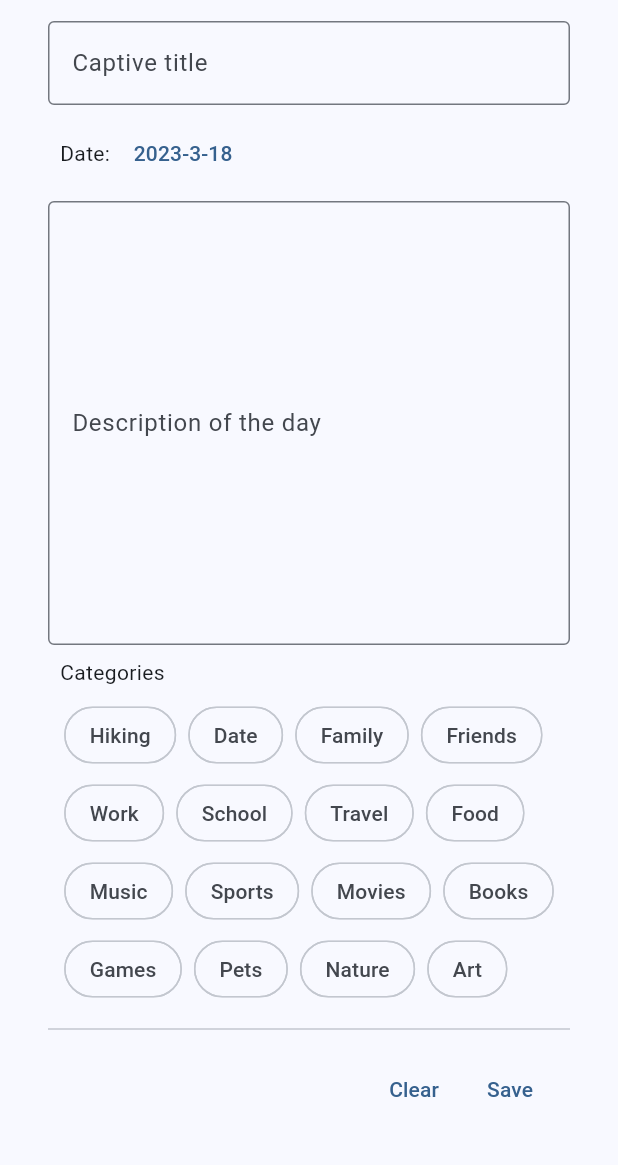
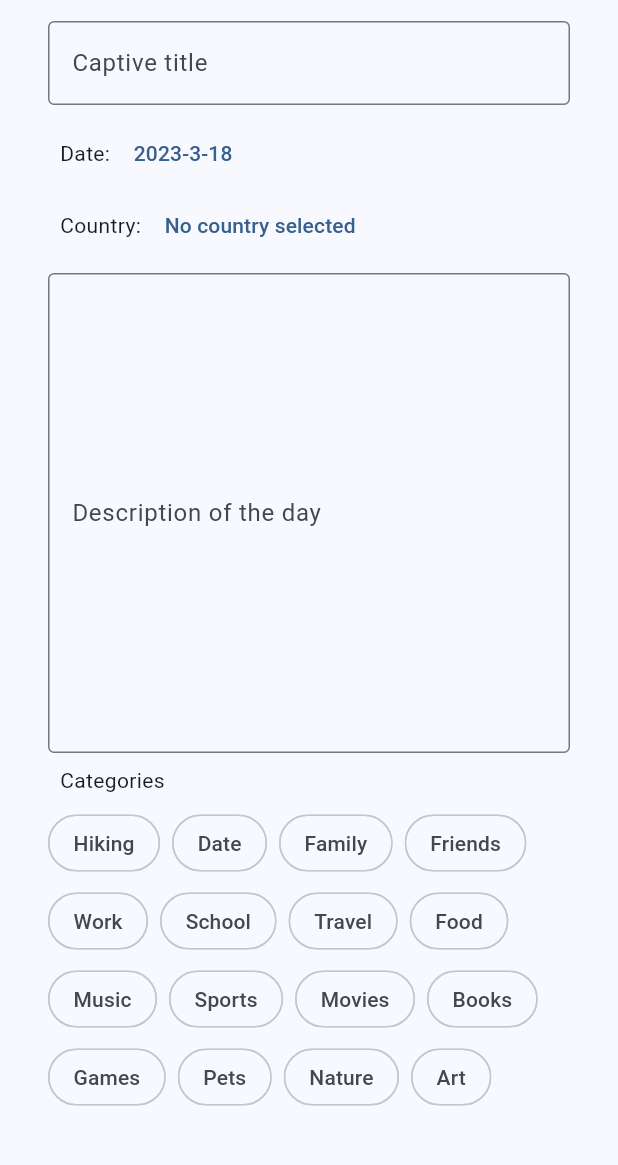
Before and after one commit to anleac/coconut_chronicles, a Flutter app: the screen it shows after launch, on a phone screen of 412 x 824 dp, the part 63-1228 px from its top. Run offline on Flutter 3.47's test engine with Material 2 defaults, Android fonts, the phone set to English and light mode, and no system bars; our stand-ins replace country_picker, package_info_plus, shared_preferences.

Commit message:
Added spike country selector

```diff
--- a/lib/widgets/chronicle_entry.dart
+++ b/lib/widgets/chronicle_entry.dart
@@ -1,5 +1,7 @@
 import 'package:coconut_chronicles/constants/default_constants.dart';
 import 'package:coconut_chronicles/widgets/chip_categories.dart';
+import 'package:coconut_chronicles/widgets/country_selector.dart';
+import 'package:coconut_chronicles/widgets/date_selector.dart';
 import 'package:flutter/material.dart';
 
 class ChronicleEntry extends StatefulWidget {
@@ -14,22 +16,7 @@ class _ChronicleEntryState extends State<ChronicleEntry> {
   final _titleController = TextEditingController();
   final _bodyController = TextEditingController();
   DateTime _selectedDate = DateTime.now();
-
-  _openDatePicker() async {
-    var result = await showDatePicker(
-      context: context,
-      helpText: "Date of memory",
-      initialDate: _selectedDate,
-      firstDate: DateTime(2010),
-      lastDate: DateTime.now().add(const Duration(days: 30)),
-    );
-
-    if (result != null) {
-      setState(() {
-        _selectedDate = result;
-      });
-    }
-  }
+  String _country = 'No country selected';
 
   _emptyTextValidator(String? value) {
     if (value == null || value.isEmpty) {
@@ -38,15 +25,11 @@ class _ChronicleEntryState extends State<ChronicleEntry> {
     return null;
   }
 
-  _formatDate() {
-    return "${_selectedDate.year}-${_selectedDate.month}-${_selectedDate.day}";
-  }
-
   @override
   Widget build(BuildContext context) {
     return Form(
       key: _formKey,
-      child: Column(children: [
+      child: ListView(children: [
         TextFormField(
           decoration: const InputDecoration(
             border: OutlineInputBorder(),
@@ -56,33 +39,26 @@ class _ChronicleEntryState extends State<ChronicleEntry> {
           validator: (value) => _emptyTextValidator(value),
         ),
         const SizedBox(height: 8),
-        Row(
-          children: [
-            const SizedBox(
-              width: 8,
+        DateSelector(
+          initialDate: _selectedDate,
+          firstDate: DateTime(2010),
+          lastDate: _selectedDate.add(const Duration(days: 31)),
+          onDateChanged: (DateTime date) => _selectedDate = date,
         ),
-            const Text("Date: "),
-            TextButton(
-              onPressed: () => _openDatePicker(),
-              child: Text(_formatDate()),
-            ),
-          ],
-        ),
+        CountrySelector(initialCountry: _country, onCountryChanged: (String country) => _country = country),
         const SizedBox(height: 8),
-        Expanded(
-          child: TextFormField(
+        TextFormField(
           decoration: const InputDecoration(
             border: OutlineInputBorder(),
             labelText: 'Description of the day',
           ),
           maxLines: null,
           controller: _bodyController,
-            expands: true,
+          minLines: 12,
           textAlignVertical: TextAlignVertical.top,
           keyboardType: TextInputType.multiline,
           textCapitalization: TextCapitalization.sentences,
           validator: (value) => _emptyTextValidator(value),
-          ),
         ),
         const SizedBox(height: 8),
         Row(children: const [
--- /dev/null
+++ b/lib/widgets/country_selector.dart
@@ -0,0 +1,71 @@
+import 'package:country_picker/country_picker.dart';
+import 'package:flutter/material.dart';
+
+class CountrySelector extends StatefulWidget {
+  final ValueChanged<String> onCountryChanged;
+  final String initialCountry;
+
+  const CountrySelector({
+    Key? key,
+    required this.initialCountry,
+    required this.onCountryChanged,
+  }) : super(key: key);
+
+  @override
+  State<CountrySelector> createState() => _CountrySelectorState();
+}
+
+class _CountrySelectorState extends State<CountrySelector> {
+  late String _selectedCountry = widget.initialCountry;
+
+  @override
+  Widget build(BuildContext context) {
+    return Row(
+      children: [
+        const SizedBox(
+          width: 8,
+        ),
+        const Text("Country: "),
+        TextButton(
+          onPressed: () => _openCountryPicker(),
+          child: Text(_selectedCountry),
+        ),
+      ],
+    );
+  }
+
+  _openCountryPicker() async {
+    showCountryPicker(
+      context: context,
+      searchAutofocus: true,
+      countryListTheme: CountryListThemeData(
+        flagSize: 25,
+        backgroundColor: Colors.white,
+        textStyle: const TextStyle(fontSize: 16, color: Colors.blueGrey),
+        bottomSheetHeight: 500, // Optional. Country list modal height
+        //Optional. Sets the border radius for the bottomsheet.
+        borderRadius: const BorderRadius.only(
+          topLeft: Radius.circular(20.0),
+          topRight: Radius.circular(20.0),
+        ),
+        //Optional. Styles the search field.
+        inputDecoration: InputDecoration(
+          labelText: 'Search',
+          hintText: 'Start typing to search',
+          prefixIcon: const Icon(Icons.search),
+          border: OutlineInputBorder(
+            borderSide: BorderSide(
+              color: const Color(0xFF8C98A8).withOpacity(0.2),
+            ),
+          ),
+        ),
+      ),
+      onSelect: (Country country) => {
+        setState(() {
+          _selectedCountry = country.name;
+          widget.onCountryChanged(country.name);
+        })
+      },
+    );
+  }
+}
--- /dev/null
+++ b/lib/widgets/date_selector.dart
@@ -0,0 +1,59 @@
+import 'package:flutter/material.dart';
+
+class DateSelector extends StatefulWidget {
+  final DateTime initialDate;
+  final DateTime firstDate;
+  final DateTime lastDate;
+  final ValueChanged<DateTime> onDateChanged;
+
+  const DateSelector({
+    Key? key,
+    required this.initialDate,
+    required this.firstDate,
+    required this.lastDate,
+    required this.onDateChanged,
+  }) : super(key: key);
+
+  @override
+  State<DateSelector> createState() => _DateSelectorState();
+}
+
+class _DateSelectorState extends State<DateSelector> {
+  late DateTime _selectedDate = widget.initialDate;
+
+  @override
+  Widget build(BuildContext context) {
+    return Row(
+      children: [
+        const SizedBox(
+          width: 8,
+        ),
+        const Text("Date: "),
+        TextButton(
+          onPressed: () => _openDatePicker(),
+          child: Text(_formatDate()),
+        ),
+      ],
+    );
+  }
+
+  String _formatDate() {
+    return "${_selectedDate.year}-${_selectedDate.month}-${_selectedDate.day}";
+  }
+
+  Future<void> _openDatePicker() async {
+    final DateTime? picked = await showDatePicker(
+      context: context,
+      helpText: "Date of memory",
+      initialDate: _selectedDate,
+      firstDate: widget.firstDate,
+      lastDate: widget.lastDate,
+    );
+    if (picked != null && picked != _selectedDate) {
+      setState(() {
+        _selectedDate = picked;
+        widget.onDateChanged(picked);
+      });
+    }
+  }
+}
--- a/pubspec.yaml
+++ b/pubspec.yaml
@@ -16,6 +16,7 @@ dependencies:
   shared_preferences: ^2.0.18
   encrypt: ^5.0.1
   sqflite: ^2.2.4+1
+  country_picker: ^2.0.20
 
 dev_dependencies:
   flutter_test:
```
Lines whose indentation alone changed are shown as unchanged.
